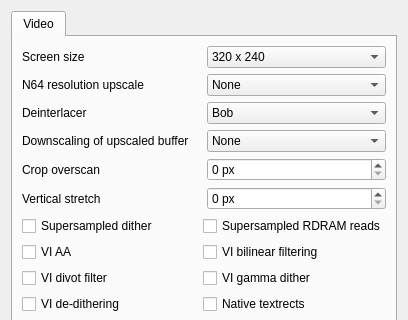
Old version of the form Source/3rdParty/mupen64plus-video-parallel/UserInterface/MainDialog.ui in the repository Rosalie241/RMG; both pictures show x 0 to 408 and y 0 to 320 of the 408 by 514 pixel window.
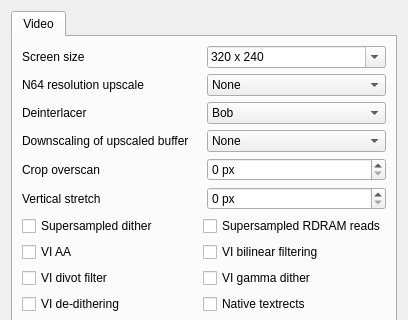
New version of the form.

Commit message: 3rdParty: make screen size editable in mupen64plus-video-parallel

```diff
--- a/Source/3rdParty/mupen64plus-video-parallel/UserInterface/MainDialog.ui
+++ b/Source/3rdParty/mupen64plus-video-parallel/UserInterface/MainDialog.ui
@@ -34,6 +34,9 @@
            </item>
            <item>
             <widget class="QComboBox" name="screenSizeComboBox">
+             <property name="editable">
+              <bool>true</bool>
+             </property>
              <item>
               <property name="text">
                <string>320 x 240</string>
```
The commit also changes 1 other file.
